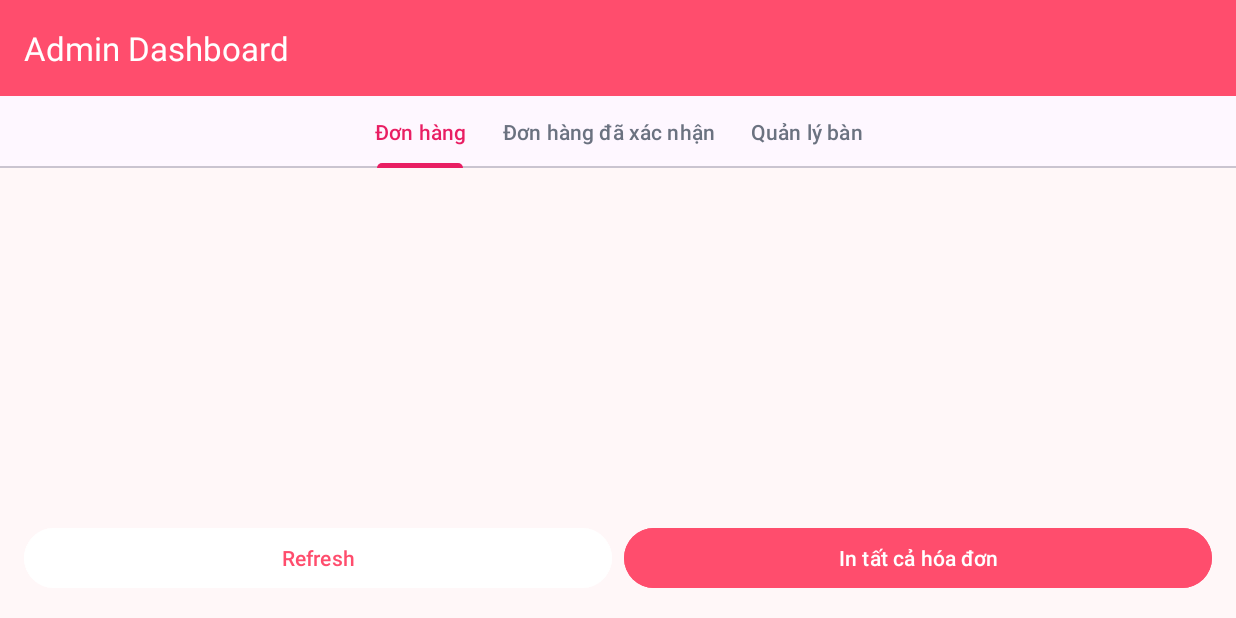
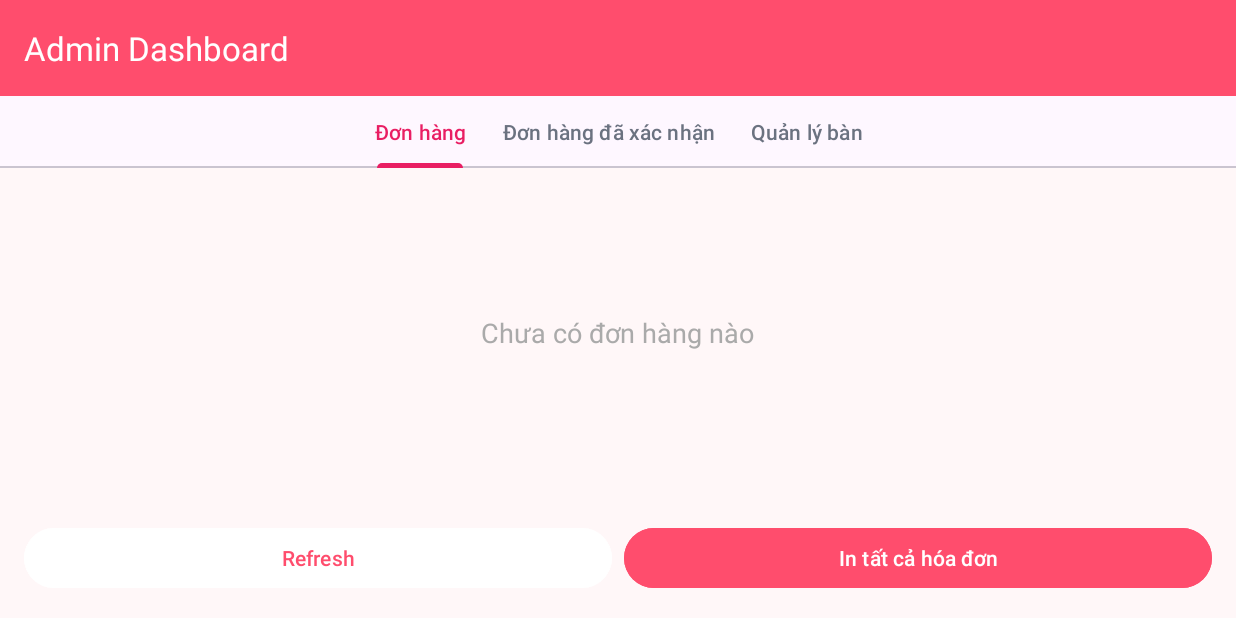
Before and after one commit to tuanlong301/ThucTapN1, an Android app: the PendingOrdersFragment screen opened directly, with no data from a screen before it, on a phone screen of 824 x 412 dp (held sideways). Run offline under Robolectric (Android 15) with nearby library versions, the light colour scheme and no system bars; our stand-ins replace Firebase (no records; nobody signed in at launch, a user with empty details on screens opened directly).

```diff
--- a/app/src/main/java/com/example/appbanhang/admin/PendingOrdersFragment.java
+++ b/app/src/main/java/com/example/appbanhang/admin/PendingOrdersFragment.java
@@ -6,6 +6,7 @@ import android.text.TextUtils;
 import android.view.LayoutInflater;
 import android.view.View;
 import android.view.ViewGroup;
+import android.widget.TextView;
 import android.widget.Toast;
 
 import androidx.annotation.NonNull;
@@ -33,7 +34,7 @@ public class PendingOrdersFragment extends Fragment {
         f.setArguments(new Bundle());
         return f;
     }
-
+    private TextView tvEmpty;
     private RecyclerView rv;
     private OrderAdapter adapter;
     private FirebaseFirestore db;
@@ -46,6 +47,7 @@ public class PendingOrdersFragment extends Fragment {
     public View onCreateView(@NonNull LayoutInflater inflater, @Nullable ViewGroup container, @Nullable Bundle savedInstanceState) {
         View v = inflater.inflate(R.layout.fragment_orders, container, false);
 
+        tvEmpty = v.findViewById(R.id.tvEmpty);
         rv = v.findViewById(R.id.rvGeneric);
         rv.setLayoutManager(new LinearLayoutManager(getContext()));
 
@@ -105,6 +107,10 @@ public class PendingOrdersFragment extends Fragment {
                     }
 
                     adapter.submit(list);
+                    boolean empty = list == null || list.isEmpty();
+                    tvEmpty.setVisibility(empty ? View.VISIBLE : View.GONE);
+                    rv.setVisibility(empty ? View.GONE : View.VISIBLE);
+
 
                     if (!TextUtils.isEmpty(highlightId)) {
                         int idx = adapter.indexOf(highlightId);
--- a/app/src/main/res/layout/fragment_orders.xml
+++ b/app/src/main/res/layout/fragment_orders.xml
@@ -1,4 +1,3 @@
-<!-- res/layout/fragment_orders.xml -->
 <FrameLayout xmlns:android="http://schemas.android.com/apk/res/android"
     android:layout_width="match_parent"
     android:layout_height="match_parent">
@@ -8,5 +7,16 @@
         android:layout_width="match_parent"
         android:layout_height="match_parent"
         android:padding="12dp"
-        android:clipToPadding="false"/>
+        android:clipToPadding="false" />
+
+    <!-- Empty view -->
+    <TextView
+        android:id="@+id/tvEmpty"
+        android:layout_width="wrap_content"
+        android:layout_height="wrap_content"
+        android:layout_gravity="center"
+        android:text="Chưa có đơn hàng nào"
+        android:textSize="18sp"
+        android:textColor="@android:color/darker_gray"
+        android:visibility="gone"/>
 </FrameLayout>
```
Also changed, not shown: app/src/main/java/com/example/appbanhang/admin/ConfirmedOrdersFragment.java (+87 -20 lines), app/src/main/java/com/example/appbanhang/admin/adapter/OrderAdapter.java (+24 -32 lines).
